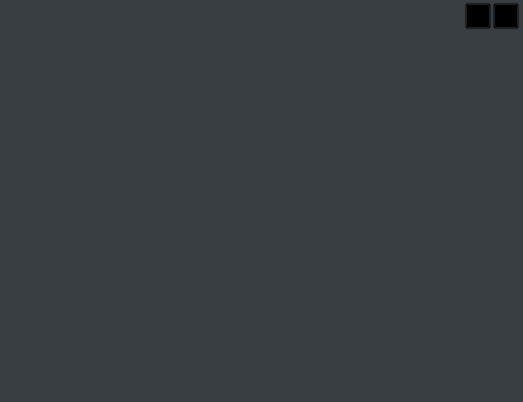
This is LivePlatformClient/PilipiliLivePlatform/LivePlatform.ui in ohto-ai/PostLive as Qt 5 draws it before an edit. The edited form follows.
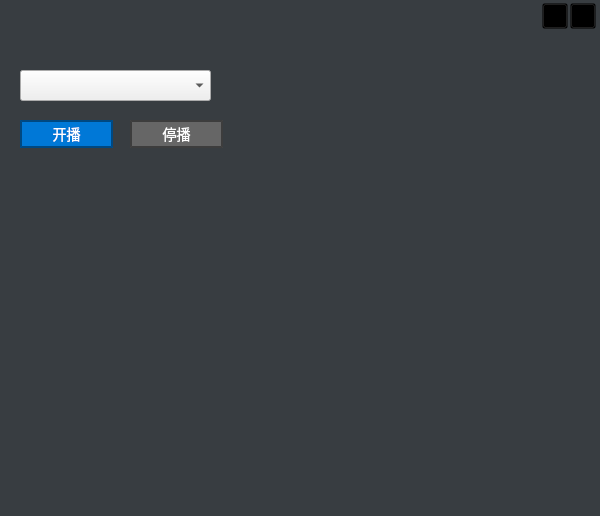
This is the edited form. Icons and pictures are not drawn.

Patch:
```diff
--- a/LivePlatformClient/PilipiliLivePlatform/LivePlatform.ui
+++ b/LivePlatformClient/PilipiliLivePlatform/LivePlatform.ui
@@ -6,8 +6,8 @@
    <rect>
     <x>0</x>
     <y>0</y>
-    <width>523</width>
-    <height>402</height>
+    <width>600</width>
+    <height>516</height>
    </rect>
   </property>
   <property name="maximumSize">
@@ -100,8 +100,8 @@
 {
 	outline: none
 }
-/* login button */
-QPushButton#loginPushButton {
+/* start stop button */
+QPushButton#startPushButton {
   background: #0078d7;
   border: 2px solid rgba(0,0,0,0.4)
 }
@@ -111,7 +111,20 @@
 QPushButton#loginPushButton:pressed {
   background: #2A67FF;
 }
-QPushButton#loginPushButton:disabled {
+QPushButton#startPushButton:disabled {
+  background: #666;
+}
+QPushButton#stopPushButton {
+  background: #d77800;
+  border: 2px solid rgba(0,0,0,0.4)
+}
+QPushButton#stopPushButton:hover {
+  background: #FAA81C;
+}
+QPushButton#stopPushButton:pressed {
+  background: #FF672A;
+}
+QPushButton#stopPushButton:disabled {
   background: #666;
 }
 /* account password */
@@ -359,17 +372,47 @@
      </widget>
     </item>
     <item>
-     <spacer name="verticalSpacer_3">
-      <property name="orientation">
-       <enum>Qt::Vertical</enum>
-      </property>
-      <property name="sizeHint" stdset="0">
-       <size>
-        <width>20</width>
-        <height>349</height>
-       </size>
-      </property>
-     </spacer>
+     <widget class="QWidget" name="customWidget" native="true">
+      <widget class="QComboBox" name="cameraComboBox">
+       <property name="geometry">
+        <rect>
+         <x>20</x>
+         <y>20</y>
+         <width>191</width>
+         <height>31</height>
+        </rect>
+       </property>
+      </widget>
+      <widget class="QPushButton" name="startPushButton">
+       <property name="geometry">
+        <rect>
+         <x>20</x>
+         <y>70</y>
+         <width>93</width>
+         <height>28</height>
+        </rect>
+       </property>
+       <property name="text">
+        <string>开播</string>
+       </property>
+      </widget>
+      <widget class="QPushButton" name="stopPushButton">
+       <property name="enabled">
+        <bool>false</bool>
+       </property>
+       <property name="geometry">
+        <rect>
+         <x>130</x>
+         <y>70</y>
+         <width>93</width>
+         <height>28</height>
+        </rect>
+       </property>
+       <property name="text">
+        <string>停播</string>
+       </property>
+      </widget>
+     </widget>
     </item>
    </layout>
   </widget>
```
Left out of the diff: 4 changed lines with no effect on the pictures.
